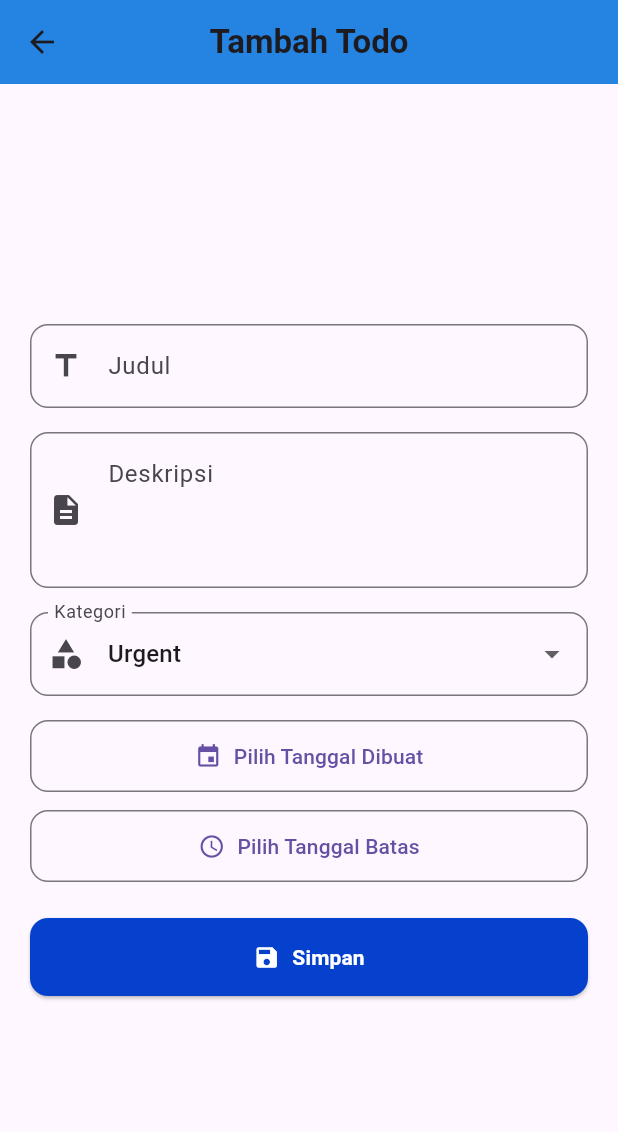
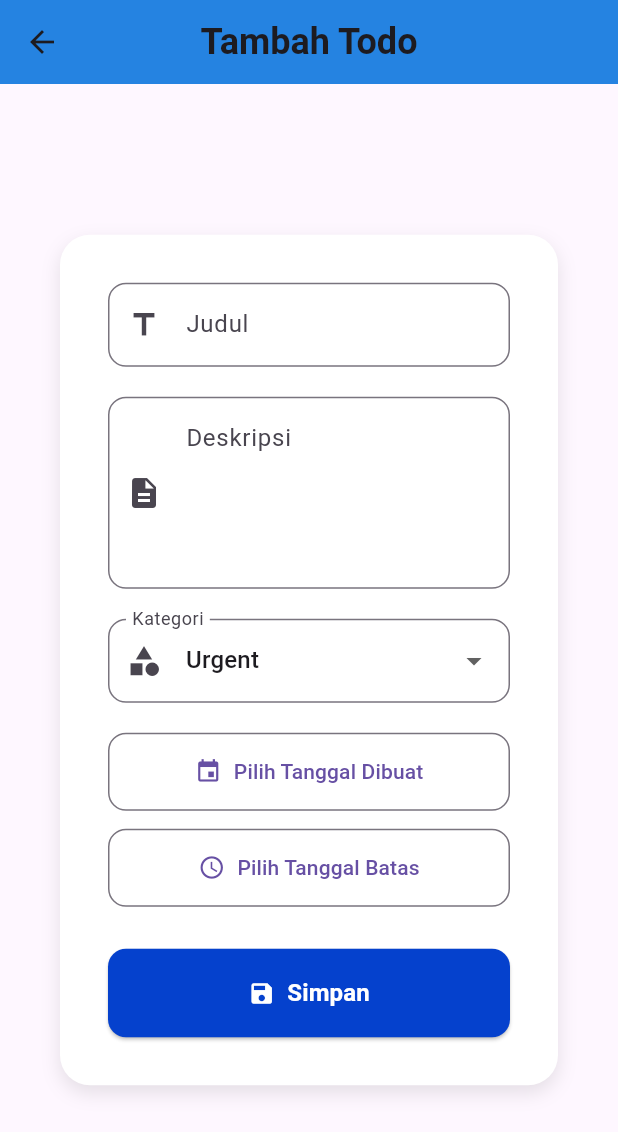
Before and after one commit to ASenoJati/todo_app, a Flutter app: the AddtodoWidescreen screen opened directly, on a phone screen of 412 x 824 dp. Shown: the top 1132 px of the screen. Run offline on Flutter 3.47's test engine with Material 3 defaults, Android fonts, the phone set to English and light mode, and no system bars; our stand-ins replace get, shared_preferences, sqflite; accounts and stored records are empty.

Commit message:
Feature [SEN & ARK] Responsive

```diff
--- a/lib/helper/responsive_utils.dart
+++ b/lib/helper/responsive_utils.dart
@@ -9,7 +9,10 @@ class ResponsiveUtils {
     return MediaQuery.of(context).size.height * percentage;
   }
 
-  static double getResponsiveFontSize(BuildContext context, double baseFontSize) {
+  static double getResponsiveFontSize(
+    BuildContext context,
+    double baseFontSize,
+  ) {
     double width = MediaQuery.of(context).size.width;
     if (width < 360) {
       return baseFontSize * 0.85;
--- a/lib/pages/add_todo_page/addtodo_widescreen.dart
+++ b/lib/pages/add_todo_page/addtodo_widescreen.dart
@@ -5,10 +5,10 @@ import 'package:todo_app/components/CColor.dart';
 import 'package:todo_app/components/CToast.dart';
 import 'package:todo_app/controllers/AddTodoController.dart';
 import 'package:todo_app/controllers/TodoController.dart';
-import 'package:todo_app/helper/responsive_utils.dart';
 
 class AddtodoWidescreen extends StatelessWidget {
   AddtodoWidescreen({super.key});
+
   final TodoController todoController = Get.find();
   final controller = Get.put(AddTodoController());
 
@@ -18,16 +18,28 @@ class AddtodoWidescreen extends StatelessWidget {
       appBar: AppBar(
         title: const Text(
           "Tambah Todo",
-          style: TextStyle(fontWeight: FontWeight.bold),
+          style: TextStyle(fontWeight: FontWeight.bold, fontSize: 24),
         ),
         centerTitle: true,
         backgroundColor: AppColors.lightblue,
       ),
       body: Center(
         child: SingleChildScrollView(
+          padding: const EdgeInsets.all(40),
           child: Container(
-            width: double.infinity,
-            padding: const EdgeInsets.all(20),
+            constraints: const BoxConstraints(maxWidth: 700),
+            padding: const EdgeInsets.all(32),
+            decoration: BoxDecoration(
+              color: AppColors.white,
+              borderRadius: BorderRadius.circular(20),
+              boxShadow: [
+                BoxShadow(
+                  color: AppColors.black.withOpacity(0.1),
+                  blurRadius: 10,
+                  offset: const Offset(0, 5),
+                ),
+              ],
+            ),
             child: Column(
               crossAxisAlignment: CrossAxisAlignment.start,
               children: [
@@ -42,10 +54,10 @@ class AddtodoWidescreen extends StatelessWidget {
                     ),
                   ),
                 ),
-                const SizedBox(height: 16),
+                const SizedBox(height: 20),
                 TextField(
                   controller: controller.descController,
-                  maxLines: 3,
+                  maxLines: 4,
                   decoration: InputDecoration(
                     labelText: "Deskripsi",
                     hintText: "Tuliskan detail tugas",
@@ -56,7 +68,7 @@ class AddtodoWidescreen extends StatelessWidget {
                     ),
                   ),
                 ),
-                const SizedBox(height: 16),
+                const SizedBox(height: 20),
                 Obx(
                   () => DropdownButtonFormField<String>(
                     value: controller.selectedCategory.value,
@@ -75,17 +87,17 @@ class AddtodoWidescreen extends StatelessWidget {
                     },
                   ),
                 ),
-                const SizedBox(height: 16),
+                const SizedBox(height: 20),
                 _buildDateButton(context, controller, true),
                 const SizedBox(height: 12),
                 _buildDateButton(context, controller, false),
-                const SizedBox(height: 24),
+                const SizedBox(height: 28),
                 SizedBox(
                   width: double.infinity,
                   child: ElevatedButton.icon(
                     style: ElevatedButton.styleFrom(
                       backgroundColor: AppColors.blue,
-                      padding: const EdgeInsets.symmetric(vertical: 16),
+                      padding: const EdgeInsets.symmetric(vertical: 18),
                       shape: RoundedRectangleBorder(
                         borderRadius: BorderRadius.circular(12),
                       ),
@@ -96,6 +108,7 @@ class AddtodoWidescreen extends StatelessWidget {
                       style: TextStyle(
                         color: AppColors.white,
                         fontWeight: FontWeight.bold,
+                        fontSize: 16,
                       ),
                     ),
                     onPressed: () => _handleSave(context),
@@ -126,20 +139,12 @@ class AddtodoWidescreen extends StatelessWidget {
       return SizedBox(
         width: double.infinity,
         child: OutlinedButton.icon(
+          icon: Icon(isStartDate ? Icons.event : Icons.schedule),
+          label: Text(dateText),
           style: OutlinedButton.styleFrom(
-            padding: EdgeInsets.symmetric(
-              vertical: ResponsiveUtils.isMobile(context) ? 14 : 18,
-              horizontal: ResponsiveUtils.isMobile(context) ? 20 : 40,
-            ),
+            padding: const EdgeInsets.symmetric(vertical: 16, horizontal: 20),
             shape: RoundedRectangleBorder(
               borderRadius: BorderRadius.circular(12),
-            ),
-          ),
-          icon: Icon(isStartDate ? Icons.event : Icons.schedule),
-          label: Text(
-            dateText,
-            style: TextStyle(
-              fontSize: ResponsiveUtils.getResponsiveFontSize(context, 14),
             ),
           ),
           onPressed: () => isStartDate
```
